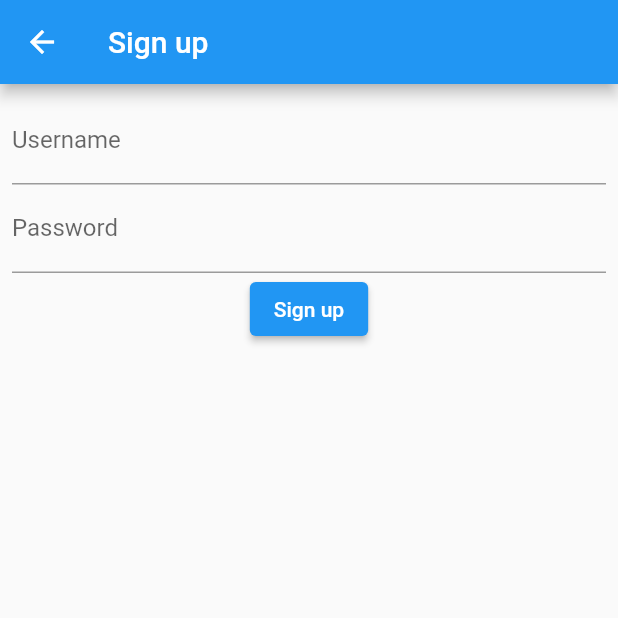
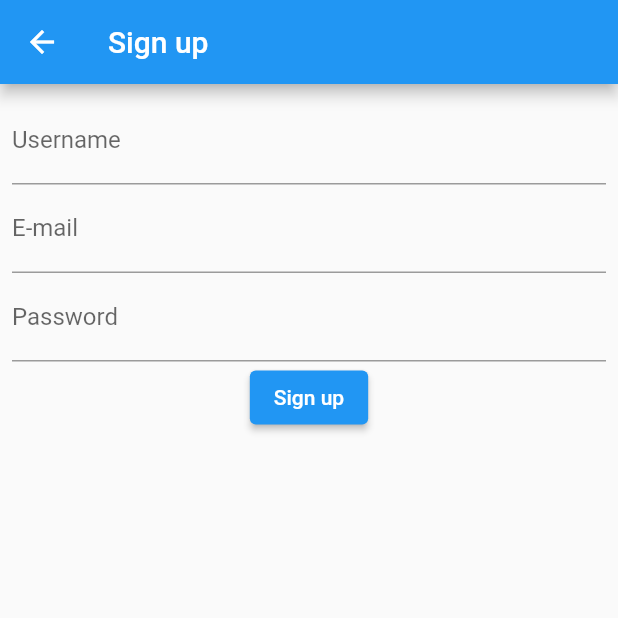
Before and after one commit to BetterVoteOrg/Better_Vote, a Flutter app: the SignupPage screen opened directly, after a tap on "Sign up", on a phone screen of 412 x 824 dp, the top half of it. Run offline on Flutter 3.47's test engine with Material 2 defaults, Android fonts, the phone set to English and light mode, and no system bars; our stand-ins replace flutter_secure_storage; accounts and stored records are empty; network calls fail.

```diff
--- /dev/null
+++ b/lib/controllers/SignupController.dart
@@ -0,0 +1,20 @@
+import 'package:better_vote/network/NetworkHandler.dart';
+// import 'package:flutter_secure_storage/flutter_secure_storage.dart';
+
+class SignupController {
+  SignupController();
+  String _signupPath = "/signup";
+
+  Future<bool> attemptSignup(Object _signupData) async {
+    var response =
+        await NetworkHandler(_signupPath).sendDataToServer(_signupData);
+
+    if (response.statusCode == 200) {
+      // String jsonWebToken = response.body;
+      // FlutterSecureStorage().write(key: "jwt", value: jsonWebToken);
+      return true;
+    }
+
+    return false;
+  }
+}
--- a/lib/main.dart
+++ b/lib/main.dart
@@ -1,8 +1,6 @@
-import 'package:better_vote/views/Login.dart';
 import 'package:flutter/material.dart';
 import 'package:flutter_secure_storage/flutter_secure_storage.dart';
 import 'views/Homepage.dart';
-import 'views/Login.dart';
 import 'views/Intro.dart';
 
 void main() {
@@ -43,7 +41,6 @@ class _MyAppState extends State<MyApp> {
     if (snapshot.data != "") {
       _jsonWebToken = snapshot.data.toString();
       List<String> jwtList = _jsonWebToken.split(".");
-      print("MAINR " + _jsonWebToken);
       if (jwtList.length >= 3) {
         _payloadFromToken = getpayloadFromToken(jwtList[1]);
         if (tokenIsAuthorized(_payloadFromToken)) {
@@ -66,7 +63,7 @@ class _MyAppState extends State<MyApp> {
     return MaterialApp(
       //title: 'BetterVote',
       //theme: ThemeData(
-        //primarySwatch: Colors.green,
+      //primarySwatch: Colors.green,
       //),
       home:
           FutureBuilder(future: getJsonWebTokenOrEmpty, builder: handleDisplay),
--- a/lib/views/Signup.dart
+++ b/lib/views/Signup.dart
@@ -1,36 +1,63 @@
-// Replace with Signup Controller
-//import 'package:better_vote/controllers/LoginController.dart';
+import 'package:better_vote/controllers/LoginController.dart';
+import 'package:better_vote/controllers/SignupController.dart';
 import 'package:flutter/material.dart';
 import 'Homepage.dart';
 
 class SignupPage extends StatelessWidget {
   final TextEditingController _usernameController = TextEditingController();
+  final TextEditingController _useremailController = TextEditingController();
   final TextEditingController _passwordController = TextEditingController();
-  //Replace with signup controller
-  //final _loginController = LoginController();
+  final _signupController = SignupController();
+  final _loginController = LoginController();
 
   @override
   Widget build(BuildContext context) {
-    bool _isLogged;
-    void handleScreens(BuildContext context) {
-      if (_isLogged) {
-        Navigator.push(
-            context, MaterialPageRoute(builder: (context) => HomePage()));
+    bool _isRegistered;
+
+    void handleScreens(BuildContext context, loginData) async {
+      _isRegistered = await _signupController.attemptSignup(loginData);
+      if (_isRegistered) {
+        showDialog(
+          context: context,
+          builder: (context) => AlertDialog(
+              title: Text("Account Registration Success!"),
+              content:
+                  Text("${loginData["user_name"]}, welcome to BetterVote.")),
+        );
+        //Automatically log in user
+        bool isLogged = await _loginController.attemptLogIn(loginData);
+        if (isLogged) {
+          Navigator.push(
+              context, MaterialPageRoute(builder: (context) => HomePage()));
+          return;
+        }
+        showDialog(
+          context: context,
+          builder: (context) => AlertDialog(
+              title: Text("An Error Occured"),
+              content: Text("Error Logging in.")),
+        );
       } else {
         showDialog(
           context: context,
           builder: (context) => AlertDialog(
               title: Text("An Error Occurred"),
-              content: Text(
-                  "No account was found matching that username and password")),
+              content: Text("Account registration failed.")),
         );
       }
     }
 
     void handleSignup() async {
-      /*
-      Implement signup
-      */
+      var _userName = _usernameController.text;
+      var _password = _passwordController.text;
+      var _email = _useremailController.text;
+      var _loginData = {
+        "user_name": _userName,
+        "email": _email,
+        "password": _password
+      };
+
+      handleScreens(context, _loginData);
     }
 
     return Scaffold(
@@ -46,6 +73,10 @@ class SignupPage extends StatelessWidget {
                 decoration: const InputDecoration(labelText: 'Username'),
               ),
               TextField(
+                controller: _useremailController,
+                decoration: const InputDecoration(labelText: 'E-mail'),
+              ),
+              TextField(
                 controller: _passwordController,
                 obscureText: true,
                 decoration: const InputDecoration(labelText: 'Password'),
```
Also changed, not shown: lib/views/Intro.dart (+17 -36 lines).
